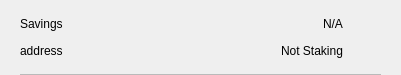
minerric/BLTG, file src/qt/bltg/forms/csrow.ui: the form before one commit.
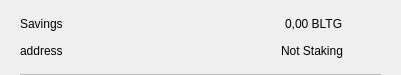
The form after the commit. Icons and pictures are not drawn.

Patch:
```diff
--- a/src/qt/bltg/forms/csrow.ui
+++ b/src/qt/bltg/forms/csrow.ui
@@ -102,7 +102,7 @@
            <item>
             <widget class="QLabel" name="labelAmount">
              <property name="text">
-              <string notr="true">N/A</string>
+              <string>0,00 BLTG</string>
              </property>
             </widget>
            </item>
```
Left out of the diff: 8 changed lines with no effect on the pictures.
